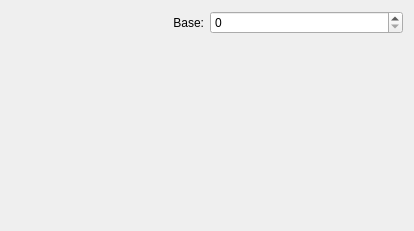
Above: settings.ui from KDE/cantor before the change. Below: the same form after it.
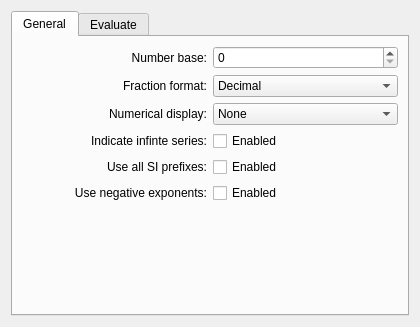
That is the form after the change. Custom widgets are drawn as their Qt base class.

Commit message: Added settings widget. Improved configuration of the backend.

```diff
--- a/settings.ui
+++ b/settings.ui
@@ -6,40 +6,305 @@
    <rect>
     <x>0</x>
     <y>0</y>
-    <width>414</width>
-    <height>231</height>
+    <width>420</width>
+    <height>327</height>
    </rect>
   </property>
   <layout class="QVBoxLayout" name="verticalLayout">
    <item>
-    <layout class="QHBoxLayout" name="horizontalLayout">
-     <item>
-      <widget class="QLabel" name="label">
-       <property name="text">
-        <string>Base:</string>
-       </property>
-       <property name="alignment">
-        <set>Qt::AlignRight|Qt::AlignTrailing|Qt::AlignVCenter</set>
-       </property>
-      </widget>
-     </item>
-     <item>
-      <widget class="KIntSpinBox" name="kcfg_base"/>
-     </item>
-    </layout>
-   </item>
-   <item>
-    <spacer name="verticalSpacer">
-     <property name="orientation">
-      <enum>Qt::Vertical</enum>
+    <widget class="KTabWidget" name="ktabwidget">
+     <property name="currentIndex">
+      <number>0</number>
      </property>
-     <property name="sizeHint" stdset="0">
-      <size>
-       <width>20</width>
-       <height>40</height>
-      </size>
-     </property>
-    </spacer>
+     <widget class="QWidget" name="tab_3">
+      <attribute name="title">
+       <string>General</string>
+      </attribute>
+      <layout class="QVBoxLayout" name="verticalLayout_2">
+       <item>
+        <layout class="QHBoxLayout" name="horizontalLayout">
+         <item>
+          <widget class="QLabel" name="label">
+           <property name="text">
+            <string>Number base:</string>
+           </property>
+           <property name="alignment">
+            <set>Qt::AlignRight|Qt::AlignTrailing|Qt::AlignVCenter</set>
+           </property>
+          </widget>
+         </item>
+         <item>
+          <widget class="KIntSpinBox" name="kcfg_base"/>
+         </item>
+        </layout>
+       </item>
+       <item>
+        <layout class="QHBoxLayout" name="horizontalLayout_5">
+         <item>
+          <widget class="QLabel" name="label_5">
+           <property name="text">
+            <string>Fraction format:</string>
+           </property>
+           <property name="alignment">
+            <set>Qt::AlignRight|Qt::AlignTrailing|Qt::AlignVCenter</set>
+           </property>
+          </widget>
+         </item>
+         <item>
+          <widget class="KComboBox" name="kcfg_fractionFormat">
+           <item>
+            <property name="text">
+             <string>Decimal</string>
+            </property>
+           </item>
+           <item>
+            <property name="text">
+             <string>Exact</string>
+            </property>
+           </item>
+           <item>
+            <property name="text">
+             <string>Fractional</string>
+            </property>
+           </item>
+           <item>
+            <property name="text">
+             <string>Combined</string>
+            </property>
+           </item>
+          </widget>
+         </item>
+        </layout>
+       </item>
+       <item>
+        <layout class="QHBoxLayout" name="horizontalLayout_9">
+         <item>
+          <widget class="QLabel" name="label_9">
+           <property name="text">
+            <string>Numerical display:</string>
+           </property>
+           <property name="alignment">
+            <set>Qt::AlignRight|Qt::AlignTrailing|Qt::AlignVCenter</set>
+           </property>
+          </widget>
+         </item>
+         <item>
+          <widget class="KComboBox" name="kcfg_minExp">
+           <item>
+            <property name="text">
+             <string>None</string>
+            </property>
+           </item>
+           <item>
+            <property name="text">
+             <string>Pure</string>
+            </property>
+           </item>
+           <item>
+            <property name="text">
+             <string>Scientific</string>
+            </property>
+           </item>
+           <item>
+            <property name="text">
+             <string>Precision</string>
+            </property>
+           </item>
+          </widget>
+         </item>
+        </layout>
+       </item>
+       <item>
+        <layout class="QHBoxLayout" name="horizontalLayout_6">
+         <item>
+          <widget class="QLabel" name="label_6">
+           <property name="text">
+            <string>Indicate infinte series:</string>
+           </property>
+           <property name="alignment">
+            <set>Qt::AlignRight|Qt::AlignTrailing|Qt::AlignVCenter</set>
+           </property>
+          </widget>
+         </item>
+         <item>
+          <widget class="QCheckBox" name="kcfg_indicateInfiniteSeries">
+           <property name="text">
+            <string>Enabled</string>
+           </property>
+          </widget>
+         </item>
+        </layout>
+       </item>
+       <item>
+        <layout class="QHBoxLayout" name="horizontalLayout_7">
+         <item>
+          <widget class="QLabel" name="label_7">
+           <property name="text">
+            <string>Use all SI prefixes:</string>
+           </property>
+           <property name="alignment">
+            <set>Qt::AlignRight|Qt::AlignTrailing|Qt::AlignVCenter</set>
+           </property>
+          </widget>
+         </item>
+         <item>
+          <widget class="QCheckBox" name="kcfg_useAllPrefixes">
+           <property name="text">
+            <string>Enabled</string>
+           </property>
+          </widget>
+         </item>
+        </layout>
+       </item>
+       <item>
+        <layout class="QHBoxLayout" name="horizontalLayout_8">
+         <item>
+          <widget class="QLabel" name="label_8">
+           <property name="text">
+            <string>Use negative exponents:</string>
+           </property>
+           <property name="alignment">
+            <set>Qt::AlignRight|Qt::AlignTrailing|Qt::AlignVCenter</set>
+           </property>
+          </widget>
+         </item>
+         <item>
+          <widget class="QCheckBox" name="kcfg_negativeExponents">
+           <property name="text">
+            <string>Enabled</string>
+           </property>
+          </widget>
+         </item>
+        </layout>
+       </item>
+       <item>
+        <spacer name="verticalSpacer">
+         <property name="orientation">
+          <enum>Qt::Vertical</enum>
+         </property>
+         <property name="sizeHint" stdset="0">
+          <size>
+           <width>20</width>
+           <height>102</height>
+          </size>
+         </property>
+        </spacer>
+       </item>
+      </layout>
+     </widget>
+     <widget class="QWidget" name="tab_2">
+      <attribute name="title">
+       <string>Evaluate</string>
+      </attribute>
+      <layout class="QVBoxLayout" name="verticalLayout_3">
+       <item>
+        <layout class="QHBoxLayout" name="horizontalLayout_2">
+         <item>
+          <widget class="QLabel" name="label_2">
+           <property name="text">
+            <string>Convert to best SI units:</string>
+           </property>
+           <property name="alignment">
+            <set>Qt::AlignRight|Qt::AlignTrailing|Qt::AlignVCenter</set>
+           </property>
+          </widget>
+         </item>
+         <item>
+          <widget class="QCheckBox" name="kcfg_postConversion">
+           <property name="text">
+            <string>Enabled</string>
+           </property>
+          </widget>
+         </item>
+        </layout>
+       </item>
+       <item>
+        <layout class="QHBoxLayout" name="horizontalLayout_3">
+         <item>
+          <widget class="QLabel" name="label_3">
+           <property name="text">
+            <string>Angle unit:</string>
+           </property>
+           <property name="alignment">
+            <set>Qt::AlignRight|Qt::AlignTrailing|Qt::AlignVCenter</set>
+           </property>
+          </widget>
+         </item>
+         <item>
+          <widget class="KComboBox" name="kcfg_angleUnit">
+           <item>
+            <property name="text">
+             <string>None</string>
+            </property>
+           </item>
+           <item>
+            <property name="text">
+             <string>Radians</string>
+            </property>
+           </item>
+           <item>
+            <property name="text">
+             <string>Degrees</string>
+            </property>
+           </item>
+           <item>
+            <property name="text">
+             <string>Gradians</string>
+            </property>
+           </item>
+          </widget>
+         </item>
+        </layout>
+       </item>
+       <item>
+        <layout class="QHBoxLayout" name="horizontalLayout_4">
+         <item>
+          <widget class="QLabel" name="label_4">
+           <property name="text">
+            <string>Structuring Mode:</string>
+           </property>
+           <property name="alignment">
+            <set>Qt::AlignRight|Qt::AlignTrailing|Qt::AlignVCenter</set>
+           </property>
+          </widget>
+         </item>
+         <item>
+          <widget class="KComboBox" name="kcfg_structuring">
+           <item>
+            <property name="text">
+             <string>None</string>
+            </property>
+           </item>
+           <item>
+            <property name="text">
+             <string>Simplify</string>
+            </property>
+           </item>
+           <item>
+            <property name="text">
+             <string>Factorize</string>
+            </property>
+           </item>
+          </widget>
+         </item>
+        </layout>
+       </item>
+       <item>
+        <spacer name="verticalSpacer_2">
+         <property name="orientation">
+          <enum>Qt::Vertical</enum>
+         </property>
+         <property name="sizeHint" stdset="0">
+          <size>
+           <width>20</width>
+           <height>185</height>
+          </size>
+         </property>
+        </spacer>
+       </item>
+      </layout>
+     </widget>
+    </widget>
    </item>
   </layout>
  </widget>
@@ -49,6 +314,17 @@
    <extends>QSpinBox</extends>
    <header>knuminput.h</header>
   </customwidget>
+  <customwidget>
+   <class>KComboBox</class>
+   <extends>QComboBox</extends>
+   <header>kcombobox.h</header>
+  </customwidget>
+  <customwidget>
+   <class>KTabWidget</class>
+   <extends>QTabWidget</extends>
+   <header>ktabwidget.h</header>
+   <container>1</container>
+  </customwidget>
  </customwidgets>
  <resources/>
  <connections/>
```
The commit also changes 6 other files.
